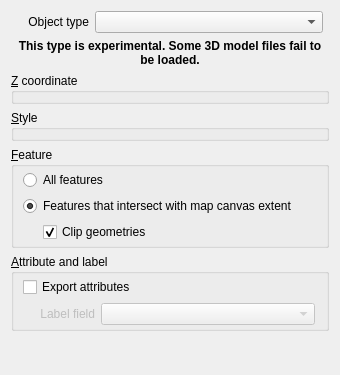
First picture: the form in ui/vectorproperties.ui, repository minorua/Qgis2threejs, before the edit.
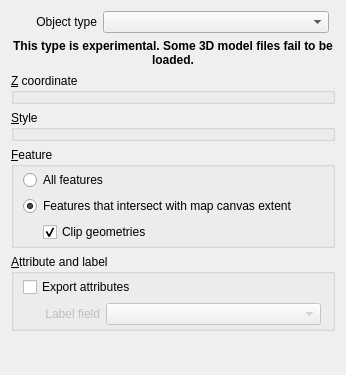
Second picture: the form after the edit.

Commit message: fix wording and widget layout

Patch:
```diff
--- a/ui/vectorproperties.ui
+++ b/ui/vectorproperties.ui
@@ -6,7 +6,7 @@
    <rect>
     <x>0</x>
     <y>0</y>
-    <width>340</width>
+    <width>346</width>
     <height>375</height>
    </rect>
   </property>
@@ -27,12 +27,24 @@
      </property>
      <item row="0" column="0">
       <widget class="QLabel" name="label_ObjectType">
+       <property name="sizePolicy">
+        <sizepolicy hsizetype="Fixed" vsizetype="Preferred">
+         <horstretch>0</horstretch>
+         <verstretch>0</verstretch>
+        </sizepolicy>
+       </property>
        <property name="minimumSize">
         <size>
-         <width>70</width>
+         <width>78</width>
          <height>0</height>
         </size>
        </property>
+       <property name="maximumSize">
+        <size>
+         <width>78</width>
+         <height>16777215</height>
+        </size>
+       </property>
        <property name="text">
         <string>Object type</string>
        </property>
@@ -231,12 +243,24 @@
           <property name="enabled">
            <bool>false</bool>
           </property>
+          <property name="sizePolicy">
+           <sizepolicy hsizetype="Fixed" vsizetype="Preferred">
+            <horstretch>0</horstretch>
+            <verstretch>0</verstretch>
+           </sizepolicy>
+          </property>
           <property name="minimumSize">
            <size>
-            <width>70</width>
+            <width>75</width>
             <height>0</height>
            </size>
           </property>
+          <property name="maximumSize">
+           <size>
+            <width>75</width>
+            <height>16777215</height>
+           </size>
+          </property>
           <property name="text">
            <string>Label field</string>
           </property>
@@ -256,6 +280,12 @@
             <verstretch>0</verstretch>
            </sizepolicy>
           </property>
+          <property name="maximumSize">
+           <size>
+            <width>270</width>
+            <height>16777215</height>
+           </size>
+          </property>
          </widget>
         </item>
        </layout>
```
The commit also changes 7 other files.
